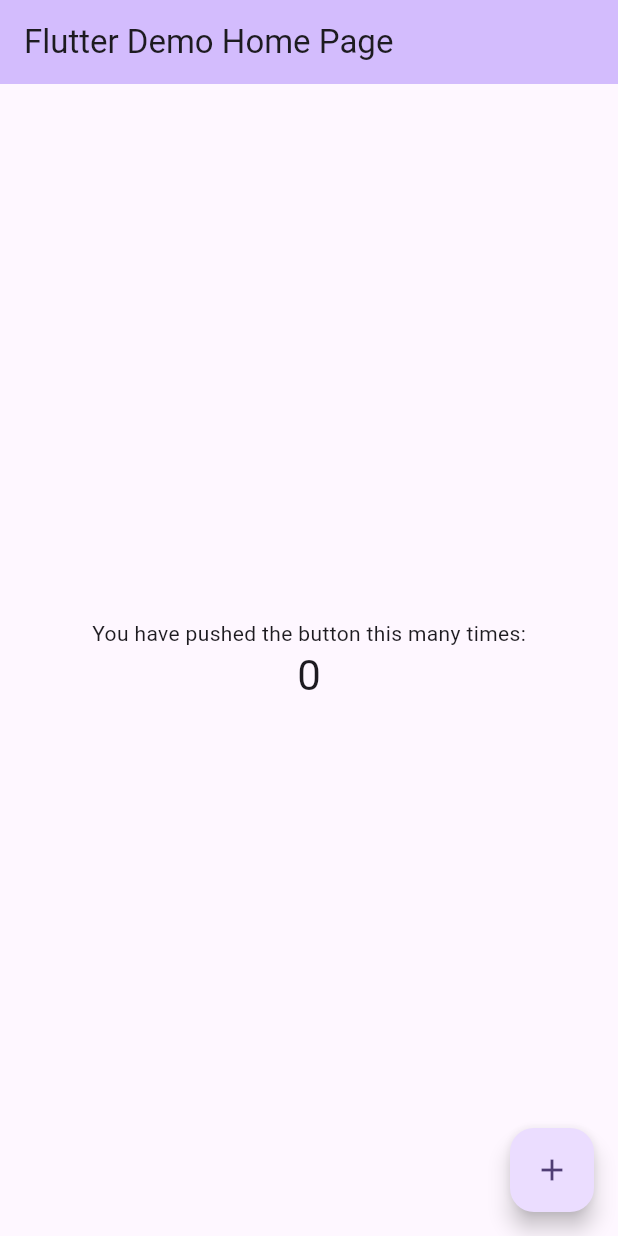
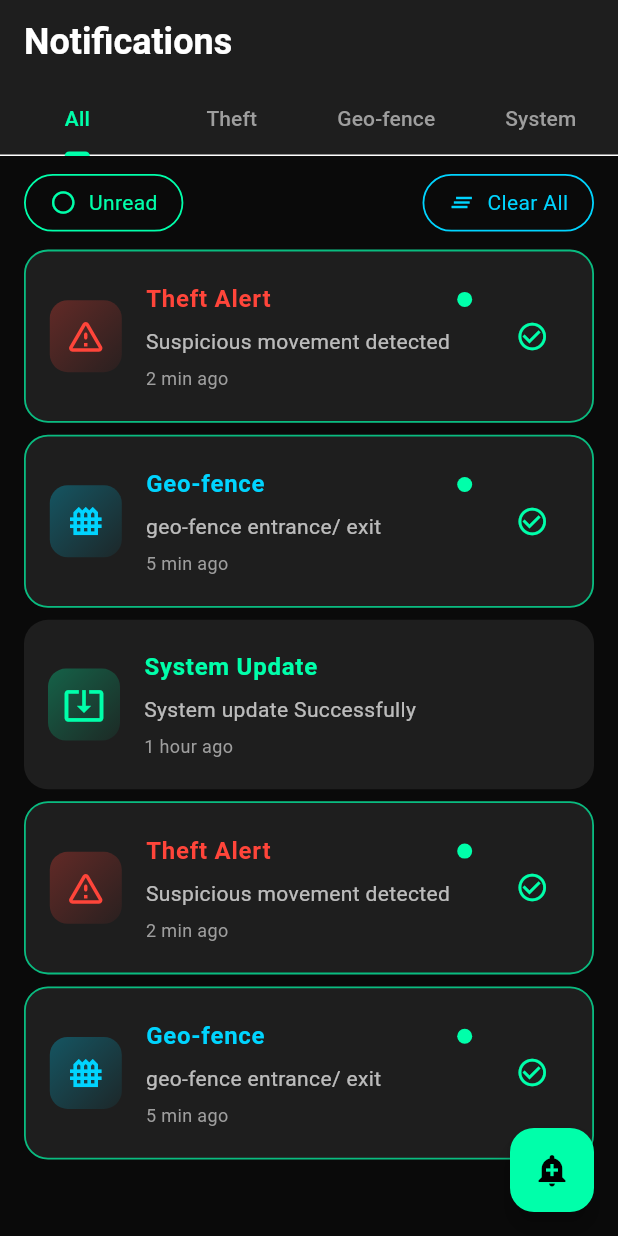
Before and after one commit to ghazanfar-ali-tech/RideLockerApp, a Flutter app: the screen it shows after launch, on a phone screen of 412 x 824 dp. Run offline on Flutter 3.47's test engine with Material 3 defaults, Android fonts, the phone set to English and light mode, and no system bars.

Commit message:
Worked on Alert-tab

```diff
--- /dev/null
+++ b/lib/alert_tab.dart
@@ -0,0 +1,441 @@
+import 'package:flutter/material.dart';
+
+void main() {
+  runApp(const RideLockrApp());
+}
+
+class RideLockrApp extends StatelessWidget {
+  const RideLockrApp({super.key});
+
+  @override
+  Widget build(BuildContext context) {
+    return MaterialApp(
+      title: 'RideLockr',
+      debugShowCheckedModeBanner: false,
+      theme: ThemeData.dark().copyWith(
+        scaffoldBackgroundColor: const Color(0xFF0A0A0A),
+        primaryColor: const Color(0xFF00FFAA),
+        colorScheme: const ColorScheme.dark(
+          primary: Color(0xFF00FFAA),
+          secondary: Color(0xFF00D4FF),
+          surface: Color(0xFF1E1E1E),
+          background: Color(0xFF0A0A0A),
+        ),
+      ),
+      home: const AlertScreen(),
+    );
+  }
+}
+
+// ------------------------------------------------------------
+// Notification Model
+// ------------------------------------------------------------
+enum NotificationCategory { theft, geoFence, system }
+
+class NotificationItem {
+  final String id;
+  final NotificationCategory category;
+  final String title;
+  final String description;
+  final DateTime timestamp;
+  bool isRead;
+
+  NotificationItem({
+    required this.id,
+    required this.category,
+    required this.title,
+    required this.description,
+    required this.timestamp,
+    this.isRead = false,
+  });
+}
+
+// ------------------------------------------------------------
+// Main Alert Screen
+// ------------------------------------------------------------
+class AlertScreen extends StatefulWidget {
+  const AlertScreen({super.key});
+
+  @override
+  State<AlertScreen> createState() => _AlertScreenState();
+}
+
+class _AlertScreenState extends State<AlertScreen>
+    with SingleTickerProviderStateMixin {
+  late TabController _tabController;
+  List<NotificationItem> _notifications = [];
+  bool _showUnreadOnly = false;
+
+  @override
+  void initState() {
+    super.initState();
+    _tabController = TabController(length: 4, vsync: this);
+    _loadSampleNotifications();
+  }
+
+  @override
+  void dispose() {
+    _tabController.dispose();
+    super.dispose();
+  }
+
+  void _loadSampleNotifications() {
+    _notifications = [
+      NotificationItem(
+        id: '1',
+        category: NotificationCategory.theft,
+        title: 'Theft Alert',
+        description: 'Suspicious movement detected',
+        timestamp: DateTime.now().subtract(const Duration(minutes: 2)),
+        isRead: false,
+      ),
+      NotificationItem(
+        id: '2',
+        category: NotificationCategory.geoFence,
+        title: 'Geo-fence',
+        description: 'geo-fence entrance/ exit',
+        timestamp: DateTime.now().subtract(const Duration(minutes: 5)),
+        isRead: false,
+      ),
+      NotificationItem(
+        id: '3',
+        category: NotificationCategory.system,
+        title: 'System Update',
+        description: 'System update Successfully',
+        timestamp: DateTime.now().subtract(const Duration(hours: 1)),
+        isRead: true,
+      ),
+      NotificationItem(
+        id: '4',
+        category: NotificationCategory.theft,
+        title: 'Theft Alert',
+        description: 'Suspicious movement detected',
+        timestamp: DateTime.now().subtract(const Duration(minutes: 2)),
+        isRead: false,
+      ),
+      NotificationItem(
+        id: '5',
+        category: NotificationCategory.geoFence,
+        title: 'Geo-fence',
+        description: 'geo-fence entrance/ exit',
+        timestamp: DateTime.now().subtract(const Duration(minutes: 5)),
+        isRead: false,
+      ),
+    ];
+  }
+
+  List<NotificationItem> get _filteredNotifications {
+    // Category filter based on tab index
+    NotificationCategory? categoryFilter;
+    switch (_tabController.index) {
+      case 0:
+        categoryFilter = null;
+        break;
+      case 1:
+        categoryFilter = NotificationCategory.theft;
+        break;
+      case 2:
+        categoryFilter = NotificationCategory.geoFence;
+        break;
+      case 3:
+        categoryFilter = NotificationCategory.system;
+        break;
+    }
+
+    var filtered = _notifications;
+    if (categoryFilter != null) {
+      filtered = filtered.where((n) => n.category == categoryFilter).toList();
+    }
+    if (_showUnreadOnly) {
+      filtered = filtered.where((n) => !n.isRead).toList();
+    }
+    return filtered;
+  }
+
+  int get _unreadCount => _notifications.where((n) => !n.isRead).length;
+
+  void _markAsRead(String id) {
+    setState(() {
+      final index = _notifications.indexWhere((n) => n.id == id);
+      if (index != -1) _notifications[index].isRead = true;
+    });
+  }
+
+  void _markAllAsRead() {
+    setState(() {
+      for (var n in _notifications) n.isRead = true;
+    });
+    ScaffoldMessenger.of(context).showSnackBar(
+      const SnackBar(
+        content: Text('All notifications marked as read'),
+        backgroundColor: Color(0xFF00FFAA),
+        duration: Duration(seconds: 1),
+      ),
+    );
+  }
+
+  void _toggleUnreadFilter() {
+    setState(() {
+      _showUnreadOnly = !_showUnreadOnly;
+    });
+  }
+
+  void _addMockNotification() {
+    final now = DateTime.now();
+    final randomType = [NotificationCategory.theft, NotificationCategory.geoFence, NotificationCategory.system][now.second % 3];
+    final newNotification = NotificationItem(
+      id: now.millisecondsSinceEpoch.toString(),
+      category: randomType,
+      title: randomType == NotificationCategory.theft ? 'Theft Alert' : (randomType == NotificationCategory.geoFence ? 'Geo-fence' : 'System Update'),
+      description: randomType == NotificationCategory.theft ? 'Suspicious movement detected' : (randomType == NotificationCategory.geoFence ? 'Geo-fence crossed' : 'New update available'),
+      timestamp: now,
+      isRead: false,
+    );
+    setState(() {
+      _notifications.insert(0, newNotification);
+    });
+    ScaffoldMessenger.of(context).showSnackBar(
+      const SnackBar(
+        content: Text('New notification received'),
+        backgroundColor: Color(0xFF00FFAA),
+        duration: Duration(seconds: 1),
+      ),
+    );
+  }
+
+  String _formatTimeAgo(DateTime dateTime) {
+    final diff = DateTime.now().difference(dateTime);
+    if (diff.inMinutes < 1) return 'Just now';
+    if (diff.inMinutes < 60) return '${diff.inMinutes} min ago';
+    if (diff.inHours < 24) return '${diff.inHours} hour ago';
+    return '${diff.inDays} days ago';
+  }
+
+  @override
+  Widget build(BuildContext context) {
+    return Scaffold(
+      appBar: AppBar(
+        title: const Text('Notifications', style: TextStyle(fontSize: 24, fontWeight: FontWeight.bold)),
+        bottom: TabBar(
+          controller: _tabController,
+          indicatorColor: const Color(0xFF00FFAA),
+          labelColor: const Color(0xFF00FFAA),
+          unselectedLabelColor: Colors.grey,
+          tabs: const [
+            Tab(text: 'All'),
+            Tab(text: 'Theft'),
+            Tab(text: 'Geo-fence'),
+            Tab(text: 'System'),
+          ],
+          onTap: (_) => setState(() {}), // Refresh when tab changes
+        ),
+      ),
+      body: Column(
+        children: [
+          // Filter row
+          Padding(
+            padding: const EdgeInsets.symmetric(horizontal: 16, vertical: 12),
+            child: Row(
+              mainAxisAlignment: MainAxisAlignment.spaceBetween,
+              children: [
+                // Unread toggle
+                GestureDetector(
+                  onTap: _toggleUnreadFilter,
+                  child: Container(
+                    padding: const EdgeInsets.symmetric(horizontal: 16, vertical: 8),
+                    decoration: BoxDecoration(
+                      color: _showUnreadOnly ? const Color(0xFF00FFAA).withOpacity(0.2) : Colors.transparent,
+                      border: Border.all(color: const Color(0xFF00FFAA), width: 1.2),
+                      borderRadius: BorderRadius.circular(30),
+                    ),
+                    child: Row(
+                      children: [
+                        Icon(_showUnreadOnly ? Icons.check_circle : Icons.circle_outlined, size: 18, color: const Color(0xFF00FFAA)),
+                        const SizedBox(width: 8),
+                        Text('Unread', style: TextStyle(color: const Color(0xFF00FFAA), fontSize: 14)),
+                      ],
+                    ),
+                  ),
+                ),
+                // Clear All
+                GestureDetector(
+                  onTap: _markAllAsRead,
+                  child: Container(
+                    padding: const EdgeInsets.symmetric(horizontal: 16, vertical: 8),
+                    decoration: BoxDecoration(
+                      border: Border.all(color: const Color(0xFF00D4FF), width: 1.2),
+                      borderRadius: BorderRadius.circular(30),
+                    ),
+                    child: const Row(
+                      children: [
+                        Icon(Icons.clear_all, size: 18, color: Color(0xFF00D4FF)),
+                        SizedBox(width: 8),
+                        Text('Clear All', style: TextStyle(color: Color(0xFF00D4FF), fontSize: 14)),
+                      ],
+                    ),
+                  ),
+                ),
+              ],
+            ),
+          ),
+          // Notification list
+          Expanded(
+            child: _filteredNotifications.isEmpty
+                ? const Center(
+                    child: Column(
+                      mainAxisAlignment: MainAxisAlignment.center,
+                      children: [
+                        Icon(Icons.notifications_off, size: 80, color: Colors.grey),
+                        SizedBox(height: 16),
+                        Text('No notifications', style: TextStyle(color: Colors.white54)),
+                      ],
+                    ),
+                  )
+                : ListView.builder(
+                    padding: const EdgeInsets.symmetric(horizontal: 16),
+                    itemCount: _filteredNotifications.length,
+                    itemBuilder: (context, index) {
+                      final notification = _filteredNotifications[index];
+                      return _buildNotificationCard(notification);
+                    },
+                  ),
+          ),
+        ],
+      ),
+      floatingActionButton: FloatingActionButton(
+        onPressed: _addMockNotification,
+        backgroundColor: const Color(0xFF00FFAA),
+        child: const Icon(Icons.add_alert, color: Colors.black),
+      ),
+    );
+  }
+
+  Widget _buildNotificationCard(NotificationItem notification) {
+    IconData icon;
+    Color iconColor;
+    switch (notification.category) {
+      case NotificationCategory.theft:
+        icon = Icons.warning_amber_rounded;
+        iconColor = const Color(0xFFFF453A);
+        break;
+      case NotificationCategory.geoFence:
+        icon = Icons.fence;
+        iconColor = const Color(0xFF00D4FF);
+        break;
+      case NotificationCategory.system:
+        icon = Icons.system_update_alt;
+        iconColor = const Color(0xFF00FFAA);
+        break;
+    }
+
+    return Dismissible(
+      key: Key(notification.id),
+      direction: DismissDirection.endToStart,
+      background: Container(
+        margin: const EdgeInsets.only(bottom: 8),
+        decoration: BoxDecoration(
+          color: const Color(0xFFFF453A).withOpacity(0.2),
+          borderRadius: BorderRadius.circular(16),
+        ),
+        alignment: Alignment.centerRight,
+        padding: const EdgeInsets.only(right: 20),
+        child: const Icon(Icons.delete_outline, color: Color(0xFFFF453A)),
+      ),
+      onDismissed: (_) => _markAsRead(notification.id),
+      child: Container(
+        margin: const EdgeInsets.only(bottom: 8),
+        decoration: BoxDecoration(
+          color: const Color(0xFF1E1E1E),
+          borderRadius: BorderRadius.circular(16),
+          border: !notification.isRead
+              ? Border.all(color: const Color(0xFF00FFAA).withOpacity(0.7), width: 1.2)
+              : null,
+        ),
+        child: ListTile(
+          onTap: () => _showNotificationDetails(notification),
+          contentPadding: const EdgeInsets.symmetric(horizontal: 16, vertical: 12),
+          leading: Container(
+            width: 48,
+            height: 48,
+            decoration: BoxDecoration(
+              gradient: LinearGradient(
+                colors: [iconColor.withOpacity(0.3), iconColor.withOpacity(0.05)],
+                begin: Alignment.topLeft,
+                end: Alignment.bottomRight,
+              ),
+              borderRadius: BorderRadius.circular(12),
+            ),
+            child: Icon(icon, color: iconColor, size: 28),
+          ),
+          title: Row(
+            children: [
+              Expanded(
+                child: Text(
+                  notification.title,
+                  style: TextStyle(fontWeight: FontWeight.bold, color: iconColor, fontSize: 16),
+                ),
+              ),
+              if (!notification.isRead)
+                Container(
+                  width: 10,
+                  height: 10,
+                  decoration: const BoxDecoration(color: Color(0xFF00FFAA), shape: BoxShape.circle),
+                ),
+            ],
+          ),
+          subtitle: Column(
+            crossAxisAlignment: CrossAxisAlignment.start,
+            children: [
+              const SizedBox(height: 6),
+              Text(notification.description, style: const TextStyle(color: Colors.white70, fontSize: 14)),
+              const SizedBox(height: 6),
+              Text(_formatTimeAgo(notification.timestamp), style: const TextStyle(color: Colors.grey, fontSize: 12)),
+            ],
+          ),
+          trailing: !notification.isRead
+              ? IconButton(
+                  icon: const Icon(Icons.check_circle_outline, color: Color(0xFF00FFAA), size: 22),
+                  onPressed: () => _markAsRead(notification.id),
+                )
+              : null,
+        ),
+      ),
+    );
+  }
+
+  void _showNotificationDetails(NotificationItem notification) {
+    if (!notification.isRead) _markAsRead(notification.id);
+    showModalBottomSheet(
+      context: context,
+      backgroundColor: const Color(0xFF1E1E1E),
+      shape: const RoundedRectangleBorder(borderRadius: BorderRadius.vertical(top: Radius.circular(20))),
+      builder: (context) => Container(
+        padding: const EdgeInsets.all(24),
+        child: Column(
+          mainAxisSize: MainAxisSize.min,
+          crossAxisAlignment: CrossAxisAlignment.start,
+          children: [
+            Text(notification.title, style: const TextStyle(fontSize: 22, fontWeight: FontWeight.bold)),
+            const SizedBox(height: 12),
+            Text(notification.description, style: const TextStyle(fontSize: 16, color: Colors.white70)),
+            const SizedBox(height: 12),
+            Text(_formatTimeAgo(notification.timestamp), style: const TextStyle(color: Colors.grey)),
+            const SizedBox(height: 24),
+            SizedBox(
+              width: double.infinity,
+              child: ElevatedButton(
+                onPressed: () => Navigator.pop(context),
+                style: ElevatedButton.styleFrom(
+                  backgroundColor: const Color(0xFF00FFAA),
+                  foregroundColor: Colors.black,
+                  shape: RoundedRectangleBorder(borderRadius: BorderRadius.circular(30)),
+                ),
+                child: const Text('OK'),
+              ),
+            ),
+          ],
+        ),
+      ),
+    );
+  }
+}
--- a/lib/main.dart
+++ b/lib/main.dart
@@ -1,122 +1,29 @@
 import 'package:flutter/material.dart';
+import 'alert_tab.dart';
 
 void main() {
-  runApp(const MyApp());
+  runApp(const RideLockrApp());
 }
 
-class MyApp extends StatelessWidget {
-  const MyApp({super.key});
+class RideLockrApp extends StatelessWidget {
+  const RideLockrApp({super.key});
 
-  // This widget is the root of your application.
   @override
   Widget build(BuildContext context) {
     return MaterialApp(
-      title: 'Flutter Demo',
-      theme: ThemeData(
-        // This is the theme of your application.
-        //
-        // TRY THIS: Try running your application with "flutter run". You'll see
-        // the application has a purple toolbar. Then, without quitting the app,
-        // try changing the seedColor in the colorScheme below to Colors.green
-        // and then invoke "hot reload" (save your changes or press the "hot
-        // reload" button in a Flutter-supported IDE, or press "r" if you used
-        // the command line to start the app).
-        //
-        // Notice that the counter didn't reset back to zero; the application
-        // state is not lost during the reload. To reset the state, use hot
-        // restart instead.
-        //
-        // This works for code too, not just values: Most code changes can be
-        // tested with just a hot reload.
-        colorScheme: .fromSeed(seedColor: Colors.deepPurple),
+      title: 'RideLockr',
+      debugShowCheckedModeBanner: false,
+      theme: ThemeData.dark().copyWith(
+        scaffoldBackgroundColor: const Color(0xFF0A0A0A),
+        primaryColor: const Color(0xFF00FFAA),
+        colorScheme: const ColorScheme.dark(
+          primary: Color(0xFF00FFAA),
+          secondary: Color(0xFF00D4FF),
+          surface: Color(0xFF1E1E1E),
+          background: Color(0xFF0A0A0A),
+        ),
       ),
-      home: const MyHomePage(title: 'Flutter Demo Home Page'),
+      home: const AlertScreen(),
     );
   }
 }
-
-class MyHomePage extends StatefulWidget {
-  const MyHomePage({super.key, required this.title});
-
-  // This widget is the home page of your application. It is stateful, meaning
-  // that it has a State object (defined below) that contains fields that affect
-  // how it looks.
-
-  // This class is the configuration for the state. It holds the values (in this
-  // case the title) provided by the parent (in this case the App widget) and
-  // used by the build method of the State. Fields in a Widget subclass are
-  // always marked "final".
-
-  final String title;
-
-  @override
-  State<MyHomePage> createState() => _MyHomePageState();
-}
-
-class _MyHomePageState extends State<MyHomePage> {
-  int _counter = 0;
-
-  void _incrementCounter() {
-    setState(() {
-      // This call to setState tells the Flutter framework that something has
-      // changed in this State, which causes it to rerun the build method below
-      // so that the display can reflect the updated values. If we changed
-      // _counter without calling setState(), then the build method would not be
-      // called again, and so nothing would appear to happen.
-      _counter++;
-    });
-  }
-
-  @override
-  Widget build(BuildContext context) {
-    // This method is rerun every time setState is called, for instance as done
-    // by the _incrementCounter method above.
-    //
-    // The Flutter framework has been optimized to make rerunning build methods
-    // fast, so that you can just rebuild anything that needs updating rather
-    // than having to individually change instances of widgets.
-    return Scaffold(
-      appBar: AppBar(
-        // TRY THIS: Try changing the color here to a specific color (to
-        // Colors.amber, perhaps?) and trigger a hot reload to see the AppBar
-        // change color while the other colors stay the same.
-        backgroundColor: Theme.of(context).colorScheme.inversePrimary,
-        // Here we take the value from the MyHomePage object that was created by
-        // the App.build method, and use it to set our appbar title.
-        title: Text(widget.title),
-      ),
-      body: Center(
-        // Center is a layout widget. It takes a single child and positions it
-        // in the middle of the parent.
-        child: Column(
-          // Column is also a layout widget. It takes a list of children and
-          // arranges them vertically. By default, it sizes itself to fit its
-          // children horizontally, and tries to be as tall as its parent.
-          //
-          // Column has various properties to control how it sizes itself and
-          // how it positions its children. Here we use mainAxisAlignment to
-          // center the children vertically; the main axis here is the vertical
-          // axis because Columns are vertical (the cross axis would be
-          // horizontal).
-          //
-          // TRY THIS: Invoke "debug painting" (choose the "Toggle Debug Paint"
-          // action in the IDE, or press "p" in the console), to see the
-          // wireframe for each widget.
-          mainAxisAlignment: .center,
-          children: [
-            const Text('You have pushed the button this many times:'),
-            Text(
-              '$_counter',
-              style: Theme.of(context).textTheme.headlineMedium,
-            ),
-          ],
-        ),
-      ),
-      floatingActionButton: FloatingActionButton(
-        onPressed: _incrementCounter,
-        tooltip: 'Increment',
-        child: const Icon(Icons.add),
-      ),
-    );
-  }
-}
--- a/pubspec.yaml
+++ b/pubspec.yaml
@@ -17,7 +17,7 @@ publish_to: 'none' # Remove this line if you wish to publish to pub.dev
 # In Windows, build-name is used as the major, minor, and patch parts
 # of the product and file versions while build-number is used as the build suffix.
 version: 1.0.0+1
-
+provider: ^6.0.0
 environment:
   sdk: ^3.12.1
 
```
